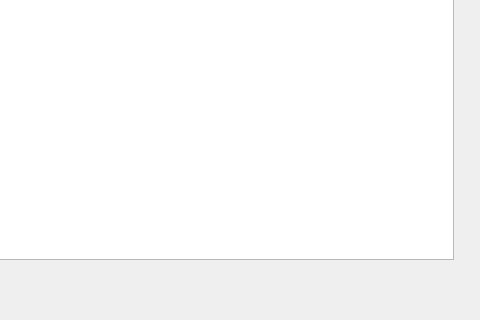
This is BackgammonPP/boardwindow.ui in daniilgrbic/BackgammonPP as Qt 5 draws it before an edit; both pictures show x 487 to 967 and y 341 to 661 of the 967 by 661 pixel window. The edited form follows.
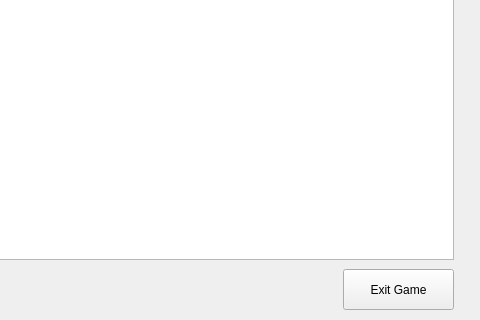
This is the edited form.

Commit message: Connect main and board window

The edit to the form file:
```diff
--- a/BackgammonPP/boardwindow.ui
+++ b/BackgammonPP/boardwindow.ui
@@ -23,6 +23,19 @@
     </rect>
    </property>
   </widget>
+  <widget class="QPushButton" name="pbExitGame">
+   <property name="geometry">
+    <rect>
+     <x>830</x>
+     <y>610</y>
+     <width>111</width>
+     <height>41</height>
+    </rect>
+   </property>
+   <property name="text">
+    <string>Exit Game</string>
+   </property>
+  </widget>
  </widget>
  <resources/>
  <connections/>
```
The commit also changes 5 other files.
